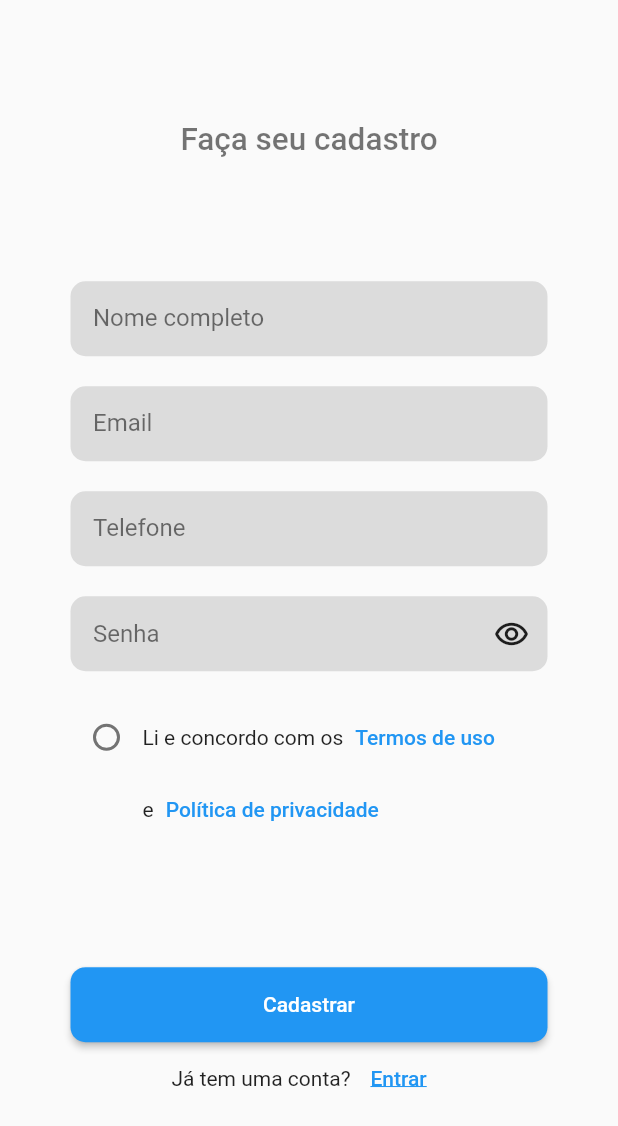
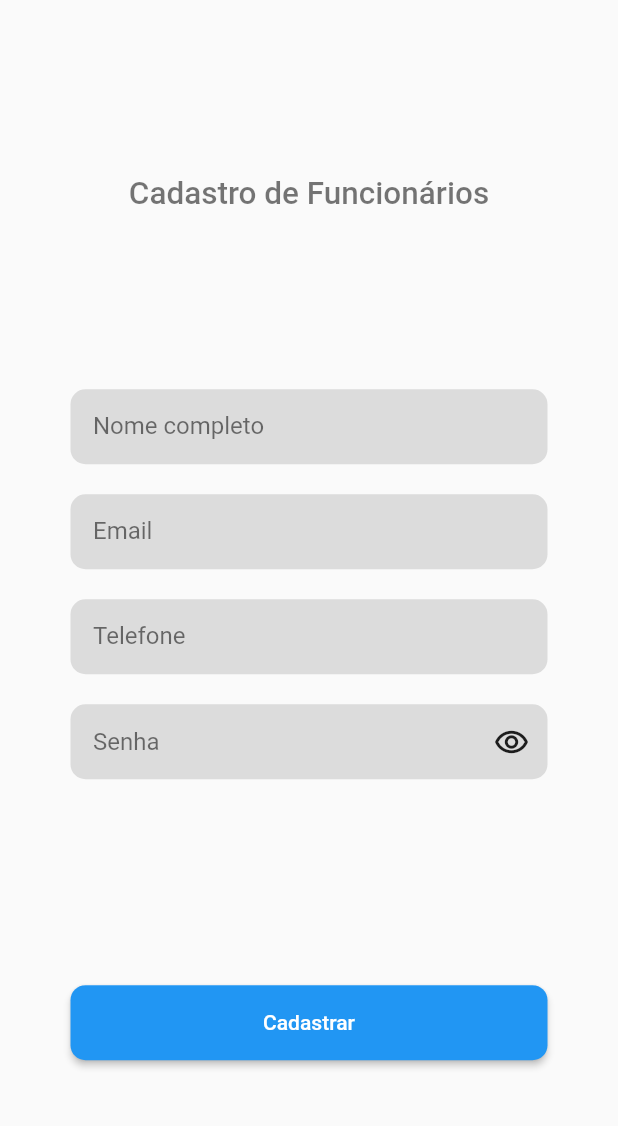
Before and after one commit to Pamela-code/cadastro, a Flutter app: the screen it shows after launch, on a phone screen of 412 x 824 dp. Shown: the top 1126 px of the screen. Run offline on Flutter 3.47's test engine with Material 2 defaults, Android fonts, the phone set to English and light mode, and no system bars; our stand-ins replace cloud_firestore, firebase_auth, firebase_core, flutter_mobx, mask_text_input_formatter, mobx; accounts and stored records are empty; generated files the repository leaves out were written again.

Commit message:
page improvements

```diff
--- a/lib/auth/view/register_page.dart
+++ b/lib/auth/view/register_page.dart
@@ -42,7 +42,7 @@ class _RegisterPageState extends State<RegisterPage> {
           crossAxisAlignment: CrossAxisAlignment.center,
           children: [
             const Text(
-              'Faça seu cadastro',
+              'Cadastro de Funcionários',
               style: TextStyle(
                 fontSize: 21,
                 fontWeight: FontWeight.w500,
@@ -202,46 +202,6 @@ class _RegisterPageState extends State<RegisterPage> {
                   const SizedBox(
                     height: 20,
                   ),
-                  Row(
-                    crossAxisAlignment: CrossAxisAlignment.start,
-                    children: [
-                      Observer(builder: (_) {
-                        return Checkbox(
-                          shape: const CircleBorder(),
-                          value: controller.acceptTerms,
-                          onChanged: (value) {
-                            controller.acceptTerms = value!;
-                          },
-                        );
-                      }),
-                      Column(
-                        mainAxisAlignment: MainAxisAlignment.start,
-                        crossAxisAlignment: CrossAxisAlignment.start,
-                        children: [
-                          Row(
-                            mainAxisAlignment: MainAxisAlignment.start,
-                            children: [
-                              const Text('Li e concordo com os'),
-                              TextButton(
-                                onPressed: () {},
-                                child: const Text('Termos de uso'),
-                              ),
-                            ],
-                          ),
-                          Row(
-                            mainAxisAlignment: MainAxisAlignment.start,
-                            children: [
-                              const Text('e'),
-                              TextButton(
-                                onPressed: () {},
-                                child: const Text('Política de privacidade'),
-                              ),
-                            ],
-                          ),
-                        ],
-                      )
-                    ],
-                  )
                 ],
               ),
             ),
@@ -273,26 +233,6 @@ class _RegisterPageState extends State<RegisterPage> {
                     ),
                   ),
                 ),
-                Row(
-                  mainAxisAlignment: MainAxisAlignment.center,
-                  children: [
-                    const Text(
-                      'Já tem uma conta?',
-                      style: TextStyle(
-                        fontSize: 14,
-                      ),
-                    ),
-                    TextButton(
-                      onPressed: () {},
-                      child: const Text(
-                        'Entrar',
-                        style: TextStyle(
-                          decoration: TextDecoration.underline,
-                        ),
-                      ),
-                    )
-                  ],
-                ),
               ],
             ),
           ],
```
Also changed, not shown: lib/auth/view/users_list_page.dart (+46 -11 lines).
